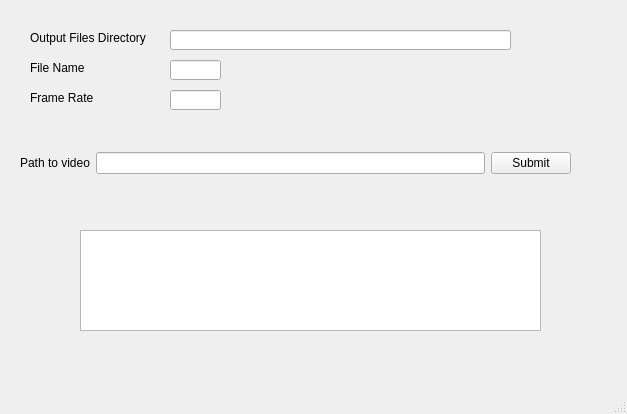
First picture: the form in firstwindow.ui, repository DevikaM/X-Matik-LaneAnnotation, before the edit.
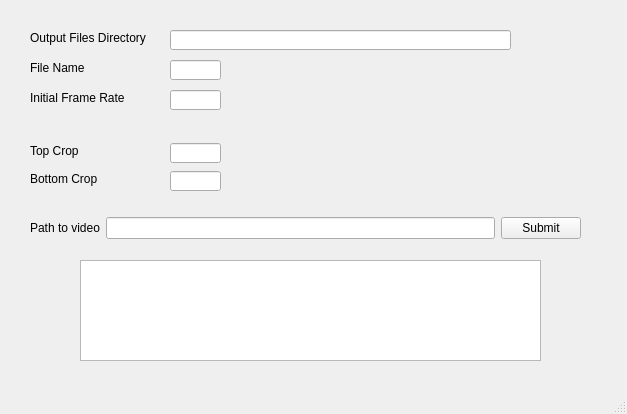
Second picture: the form after the edit.

```diff
--- a/firstwindow.ui
+++ b/firstwindow.ui
@@ -18,7 +18,7 @@
     <property name="geometry">
      <rect>
       <x>80</x>
-      <y>230</y>
+      <y>260</y>
       <width>461</width>
       <height>101</height>
      </rect>
@@ -83,8 +83,8 @@
    <widget class="QWidget" name="layoutWidget">
     <property name="geometry">
      <rect>
-      <x>20</x>
-      <y>130</y>
+      <x>30</x>
+      <y>195</y>
       <width>551</width>
       <height>66</height>
      </rect>
@@ -114,12 +114,58 @@
      <rect>
       <x>30</x>
       <y>90</y>
+      <width>111</width>
+      <height>16</height>
+     </rect>
+    </property>
+    <property name="text">
+     <string>Initial Frame Rate</string>
+    </property>
+   </widget>
+   <widget class="QLabel" name="label_5">
+    <property name="geometry">
+     <rect>
+      <x>30</x>
+      <y>143</y>
+      <width>60</width>
+      <height>16</height>
+     </rect>
+    </property>
+    <property name="text">
+     <string>Top Crop</string>
+    </property>
+   </widget>
+   <widget class="QLineEdit" name="crop_top">
+    <property name="geometry">
+     <rect>
+      <x>170</x>
+      <y>143</y>
+      <width>51</width>
+      <height>20</height>
+     </rect>
+    </property>
+   </widget>
+   <widget class="QLabel" name="label_6">
+    <property name="geometry">
+     <rect>
+      <x>30</x>
+      <y>171</y>
       <width>81</width>
       <height>16</height>
      </rect>
     </property>
     <property name="text">
-     <string>Frame Rate</string>
+     <string>Bottom Crop</string>
+    </property>
+   </widget>
+   <widget class="QLineEdit" name="crop_bottom">
+    <property name="geometry">
+     <rect>
+      <x>170</x>
+      <y>171</y>
+      <width>51</width>
+      <height>20</height>
+     </rect>
     </property>
    </widget>
   </widget>
```
